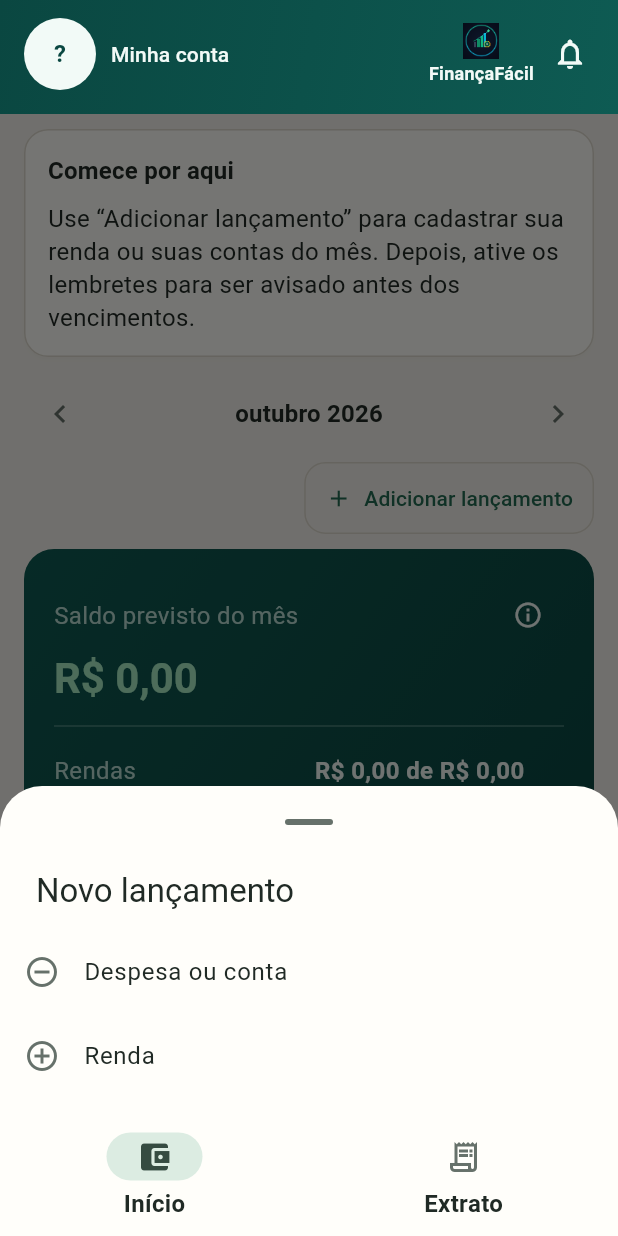
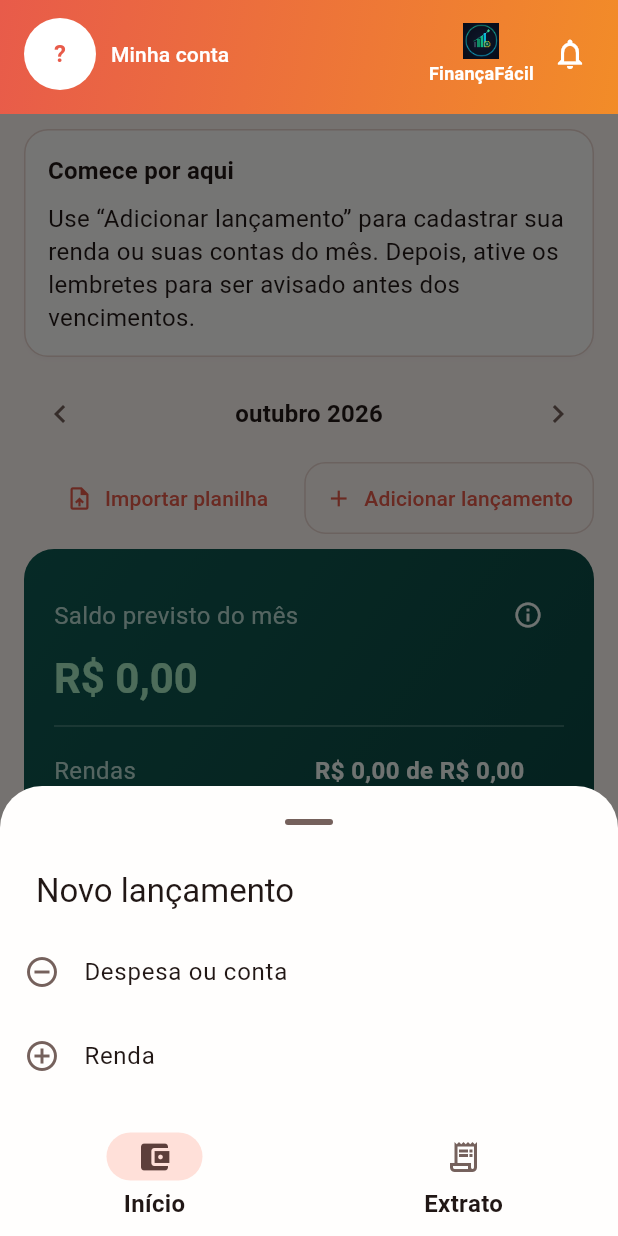
Before and after one commit to pietrocosentino/FinancaFacil, a Flutter app: the MainLayout screen opened directly, after a tap on "Adicionar lançamento", on a phone screen of 412 x 824 dp. Run offline on Flutter 3.47's test engine with Material 3 defaults, Android fonts, the phone set to English and light mode, and no system bars; our stand-ins replace app_links, file_picker, flutter_local_notifications, flutter_timezone, image_picker, shared_preferences and 2 more; accounts and stored records are empty.

Commit message:
planilha

```diff
--- a/flutter_project/lib/core/theme/app_theme.dart
+++ b/flutter_project/lib/core/theme/app_theme.dart
@@ -1,9 +1,6 @@
 import 'package:flutter/material.dart';
 
 /// Tons de uma das aparências do app.
-///
-/// Paleta financeira com verde como cor de ação, neutros quentes e acento
-/// dourado discreto. O cartão de saldo previsto usa [AppColors] separado.
 @immutable
 class AppPalette {
   const AppPalette({
@@ -36,38 +33,38 @@ class AppPalette {
   final Color tertiary;
   final Color error;
 
-  /// Claro: fundo quente, superfícies claras e verde financeiro.
+  /// Claro: coral e laranja em uma base de neutros quase pretos.
   static const light = AppPalette(
     brightness: Brightness.light,
-    background: Color(0xFFF5F3ED),
-    surface: Color(0xFFFFFEFA),
-    surfaceRaised: Color(0xFFECE9DF),
-    border: Color(0xFFDEDACF),
-    text: Color(0xFF202A25),
-    textMuted: Color(0xFF66716A),
-    primary: Color(0xFF236B52),
-    onPrimary: Color(0xFFF7FBF8),
-    primarySoft: Color(0xFFDCECE2),
-    secondary: Color(0xFF52687A),
-    tertiary: Color(0xFF96713B),
-    error: Color(0xFFAF3A33),
+    background: Color(0xFFFFF8F5),
+    surface: Color(0xFFFFFEFD),
+    surfaceRaised: Color(0xFFF8EAE5),
+    border: Color(0xFFE9D5CE),
+    text: Color(0xFF211715),
+    textMuted: Color(0xFF75615C),
+    primary: Color(0xFFE85B4A),
+    onPrimary: Color(0xFFFFFFFF),
+    primarySoft: Color(0xFFFFE0D9),
+    secondary: Color(0xFFF28C28),
+    tertiary: Color(0xFFB94B3D),
+    error: Color(0xFFB3261E),
   );
 
-  /// Escuro: carvão esverdeado com verde claro para manter contraste.
+  /// Escuro: carvão com coral e laranja em alto contraste.
   static const dark = AppPalette(
     brightness: Brightness.dark,
-    background: Color(0xFF111A16),
-    surface: Color(0xFF1B2721),
-    surfaceRaised: Color(0xFF29372F),
-    border: Color(0xFF3A4A40),
-    text: Color(0xFFEEF2EB),
-    textMuted: Color(0xFFA9B6AB),
-    primary: Color(0xFF80C99F),
-    onPrimary: Color(0xFF14261D),
-    primarySoft: Color(0xFF294638),
-    secondary: Color(0xFFAEC1D0),
-    tertiary: Color(0xFFD5B477),
-    error: Color(0xFFEFA39C),
+    background: Color(0xFF151110),
+    surface: Color(0xFF211A18),
+    surfaceRaised: Color(0xFF30231F),
+    border: Color(0xFF493530),
+    text: Color(0xFFF7EEEB),
+    textMuted: Color(0xFFC1ACA5),
+    primary: Color(0xFFFF8A78),
+    onPrimary: Color(0xFF32110C),
+    primarySoft: Color(0xFF5B2C23),
+    secondary: Color(0xFFFFAB55),
+    tertiary: Color(0xFFFFB4A8),
+    error: Color(0xFFFFB4AB),
   );
 }
 
@@ -238,8 +235,7 @@ class AppTheme {
 /// Cores com significado e da marca, ajustadas a cada tema para manter
 /// contraste. Use `AppColors.of(context)`.
 ///
-/// A marca (verde-petróleo) aparece no cabeçalho e no cartão de saldo; renda
-/// é sempre verde e despesa sempre coral, nos botões e nos valores.
+/// O cartão de saldo previsto conserva sua identidade verde-petróleo.
 @immutable
 class AppColors extends ThemeExtension<AppColors> {
   const AppColors({
@@ -261,10 +257,10 @@ class AppColors extends ThemeExtension<AppColors> {
   });
 
   static const light = AppColors(
-    positive: Color(0xFF2E7A4F),
-    warning: Color(0xFF8A5A00),
-    danger: Color(0xFFAF3A33),
-    muted: Color(0xFF56615B),
+    positive: Color(0xFFB95C19),
+    warning: Color(0xFF9A5200),
+    danger: Color(0xFFB4483A),
+    muted: Color(0xFF75615C),
     brand: Color(0xFF0E5B53),
     brandDeep: Color(0xFF0A4741),
     onBrand: Color(0xFFF2FAF7),
@@ -272,14 +268,14 @@ class AppColors extends ThemeExtension<AppColors> {
     brandPositive: Color(0xFFA8EBC4),
     brandNegative: Color(0xFFFFB8AC),
     brandWarning: Color(0xFFFFD98F),
-    income: Color(0xFF1F7A4A),
-    onIncome: Color(0xFFF4FBF6),
+    income: Color(0xFFC5681B),
+    onIncome: Color(0xFFFFF8F1),
     expense: Color(0xFFB4483A),
     onExpense: Color(0xFFFFF6F4),
   );
   static const dark = AppColors(
-    positive: Color(0xFF8ED3A8),
-    warning: Color(0xFFE9C46A),
+    positive: Color(0xFFFFB275),
+    warning: Color(0xFFFFC078),
     danger: Color(0xFFEFA39C),
     muted: Color(0xFFA3AFA8),
     brand: Color(0xFF15433D),
@@ -289,8 +285,8 @@ class AppColors extends ThemeExtension<AppColors> {
     brandPositive: Color(0xFF9FE6BC),
     brandNegative: Color(0xFFFFB4A8),
     brandWarning: Color(0xFFF5D38A),
-    income: Color(0xFF8ED3A8),
-    onIncome: Color(0xFF0E2A1B),
+    income: Color(0xFFFFB275),
+    onIncome: Color(0xFF351B09),
     expense: Color(0xFFF0A094),
     onExpense: Color(0xFF3A1410),
   );
--- a/flutter_project/lib/features/imports/data/import_file_gateway.dart
+++ b/flutter_project/lib/features/imports/data/import_file_gateway.dart
@@ -41,7 +41,10 @@ class NativeImportFileGateway implements ImportFileGateway {
           try {
             final file = await _cloud.pick(
               CloudApp.drive,
-              mimeTypes: [XlsxExportWriter.mimeType],
+              mimeTypes: [
+                XlsxExportWriter.mimeType,
+                'application/vnd.google-apps.spreadsheet',
+              ],
               maxBytes: XlsxImportReader.maxBytes,
             );
             if (file == null) return null;
--- a/flutter_project/lib/features/transactions/presentation/screens/add_choice_sheet.dart
+++ b/flutter_project/lib/features/transactions/presentation/screens/add_choice_sheet.dart
@@ -13,10 +13,22 @@ class QuickAddBar extends StatelessWidget {
       alignment: Alignment.centerRight,
       child: Padding(
         padding: const EdgeInsets.only(top: 8, bottom: 4),
-        child: OutlinedButton.icon(
-          onPressed: () => _showChoices(context),
-          icon: const Icon(Icons.add),
-          label: const Text('Adicionar lançamento'),
+        child: Wrap(
+          alignment: WrapAlignment.end,
+          spacing: 8,
+          runSpacing: 8,
+          children: [
+            TextButton.icon(
+              onPressed: () => onAdd(AddChoice.spreadsheet),
+              icon: const Icon(Icons.upload_file_outlined),
+              label: const Text('Importar planilha'),
+            ),
+            OutlinedButton.icon(
+              onPressed: () => _showChoices(context),
+              icon: const Icon(Icons.add),
+              label: const Text('Adicionar lançamento'),
+            ),
+          ],
         ),
       ),
     );
--- a/flutter_project/lib/features/transactions/presentation/screens/transactions_list_screen.dart
+++ b/flutter_project/lib/features/transactions/presentation/screens/transactions_list_screen.dart
@@ -14,7 +14,6 @@ import '../../domain/amount_edit_scope.dart';
 import '../../domain/entry_status.dart';
 import '../../domain/finance_models.dart';
 import '../../domain/statement.dart';
-import 'add_choice_sheet.dart';
 import 'edit_amount_dialog.dart';
 import 'edit_entry_screen.dart';
 import 'finance_entry_card.dart';
@@ -35,13 +34,8 @@ class TransactionsListScreen extends StatefulWidget {
   const TransactionsListScreen({
     super.key,
     required this.repository,
-    this.onAdd,
   });
   final FinanceRepository repository;
-
-  /// Abre a importação de planilha. Despesa e renda são cadastradas só no
-  /// Início, por isso o Extrato não mostra esses botões.
-  final ValueChanged<AddChoice>? onAdd;
   @override
   State<TransactionsListScreen> createState() => _TransactionsListScreenState();
 }
@@ -729,14 +723,6 @@ class _TransactionsListScreenState extends State<TransactionsListScreen> {
                   _updateFilter(_filter.copyWith(query: ''));
                 },
         ),
-        if (widget.onAdd != null)
-          IconButton(
-            tooltip: 'Importar planilha',
-            icon: const Icon(Icons.upload_file_outlined),
-            onPressed: _processing
-                ? null
-                : () => widget.onAdd!(AddChoice.spreadsheet),
-          ),
         IconButton(
           tooltip: 'Baixar lançamentos em Excel',
           icon: const Icon(Icons.file_download_outlined),
--- a/flutter_project/lib/shared/widgets/main_header.dart
+++ b/flutter_project/lib/shared/widgets/main_header.dart
@@ -2,13 +2,12 @@
 import 'package:flutter/material.dart';
 import 'package:flutter/services.dart';
 
-import '../../core/theme/app_theme.dart';
 import '../../features/notifications/domain/reminder_plan.dart';
 import '../../features/profile/presentation/profile_controller.dart';
 import '../../features/profile/presentation/widgets/profile_identity.dart';
 import '../../features/transactions/domain/finance_models.dart';
 
-/// Faixa com a cor da marca no topo; também ocupa a área da barra de status,
+/// Faixa coral/laranja no topo; também ocupa a área da barra de status,
 /// que passa a usar ícones claros.
 class BrandBar extends StatelessWidget {
   const BrandBar({super.key, required this.child});
@@ -16,7 +15,6 @@ class BrandBar extends StatelessWidget {
 
   @override
   Widget build(BuildContext context) {
-    final colors = AppColors.of(context);
     final theme = Theme.of(context);
     return AnnotatedRegion<SystemUiOverlayStyle>(
       value: SystemUiOverlayStyle.light.copyWith(
@@ -27,23 +25,23 @@ class BrandBar extends StatelessWidget {
           gradient: LinearGradient(
             begin: Alignment.topLeft,
             end: Alignment.bottomRight,
-            colors: [colors.brandDeep, colors.brand],
+            colors: [theme.colorScheme.primary, theme.colorScheme.secondary],
           ),
         ),
         child: Theme(
           data: theme.copyWith(
             textTheme: theme.textTheme.apply(
-              bodyColor: colors.onBrand,
-              displayColor: colors.onBrand,
+              bodyColor: theme.colorScheme.onPrimary,
+              displayColor: theme.colorScheme.onPrimary,
             ),
-            iconTheme: IconThemeData(color: colors.onBrand),
+            iconTheme: IconThemeData(color: theme.colorScheme.onPrimary),
             colorScheme: theme.colorScheme.copyWith(
-              primaryContainer: colors.onBrand,
-              onPrimaryContainer: colors.brandDeep,
+              primaryContainer: theme.colorScheme.onPrimary,
+              onPrimaryContainer: theme.colorScheme.primary,
             ),
           ),
           child: IconTheme(
-            data: IconThemeData(color: colors.onBrand),
+            data: IconThemeData(color: theme.colorScheme.onPrimary),
             child: child,
           ),
         ),
@@ -113,7 +111,7 @@ class MainHeader extends StatelessWidget {
                 return IconButton(
                   tooltip: 'Notificações',
                   onPressed: onOpenNotifications,
-                  color: AppColors.of(context).onBrand,
+                  color: Theme.of(context).colorScheme.onPrimary,
                   icon: Badge(
                     isLabelVisible: count > 0,
                     label: Text('$count'),
--- a/flutter_project/lib/shared/widgets/main_layout.dart
+++ b/flutter_project/lib/shared/widgets/main_layout.dart
@@ -107,7 +107,7 @@ class _MainLayoutState extends State<MainLayout> with WidgetsBindingObserver {
         onNavigateToNotifications: _openNotifications,
         onAdd: _addEntry,
       ),
-      TransactionsListScreen(repository: _finance, onAdd: _addEntry),
+      TransactionsListScreen(repository: _finance),
     ];
   }
 
```
Also changed, not shown: flutter_project/lib/features/imports/presentation/import_screen.dart (+0 -9 lines), 3 other files.
